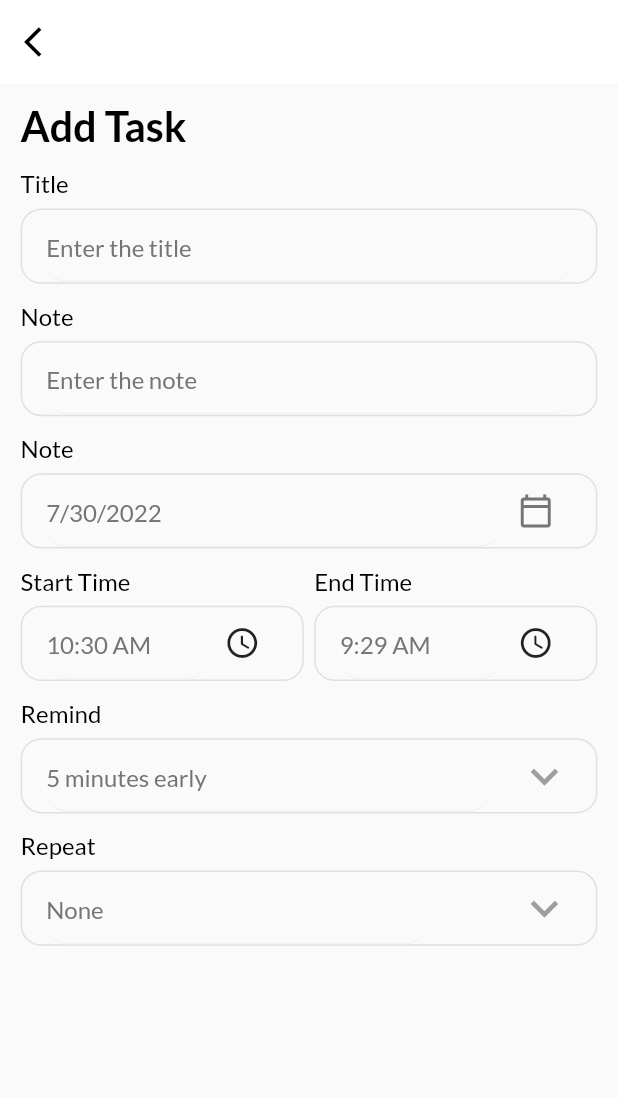
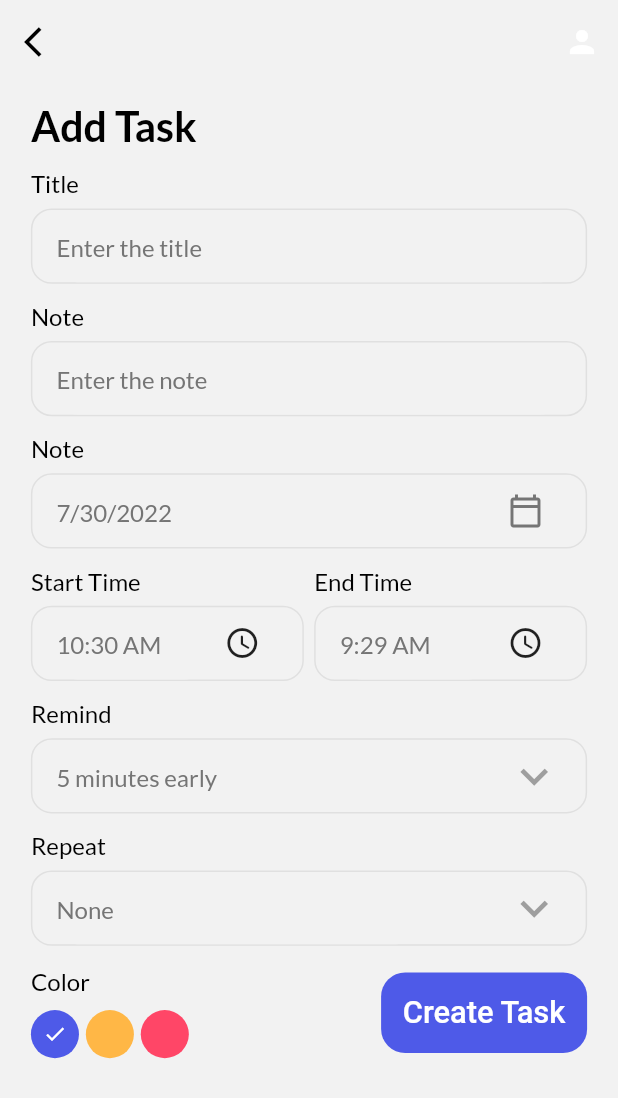
Before and after one commit to ZainNaqvi/Birthday-reminder-sqflite, a Flutter app: the AddTaskBar screen opened directly, on a phone screen of 412 x 824 dp. Shown: the top 1098 px of the screen. Run offline on Flutter 3.47's test engine with Material 2 defaults, Android fonts, the phone set to English and light mode, and no system bars; our stand-ins replace date_picker_timeline, flutter_local_notifications, flutter_screenutil, get, get_storage, google_fonts and 1 more; accounts and stored records are empty.

Commit message:
Fixes ui bugs

```diff
--- a/lib/ui/add_task_page.dart
+++ b/lib/ui/add_task_page.dart
@@ -1,5 +1,6 @@
 import 'package:example_todo_sqflite/themes.dart';
 import 'package:example_todo_sqflite/ui/constants.dart';
+import 'package:example_todo_sqflite/ui/widgets/button_dart.dart';
 import 'package:example_todo_sqflite/ui/widgets/text_field_widget.dart';
 import 'package:flutter/material.dart';
 import 'package:flutter_screenutil/flutter_screenutil.dart';
@@ -31,13 +32,14 @@ class _AddTaskBarState extends State<AddTaskBar> {
     "Weekly",
     "Monthly",
   ];
-
+  int _selectedIndex = 0;
   @override
   Widget build(BuildContext context) {
     return Scaffold(
+      backgroundColor: Theme.of(context).backgroundColor,
       appBar: _appBar(),
       body: Container(
-        padding: EdgeInsets.only(left: 12.w, right: 12.w, top: 10.h),
+        padding: EdgeInsets.only(left: 18.w, right: 18.w, top: 10.h),
         child: SingleChildScrollView(
           physics: BouncingScrollPhysics(),
           child: Column(
@@ -132,7 +134,10 @@ class _AddTaskBarState extends State<AddTaskBar> {
                         .map<DropdownMenuItem<String>>((String value) {
                       return DropdownMenuItem<String>(
                         value: value.toString(),
-                        child: Text(value.toString()),
+                        child: Text(
+                          value,
+                          style: TextStyle(color: Colors.grey),
+                        ),
                       );
                     }).toList(),
                     icon: Icon(Icons.keyboard_arrow_down, color: Colors.grey),
@@ -140,10 +145,63 @@ class _AddTaskBarState extends State<AddTaskBar> {
                           _selectRepeat = value!;
                         })),
               ),
+
+              // select bottom color
+              SizedBox(height: 12.h),
+              Row(
+                crossAxisAlignment: CrossAxisAlignment.center,
+                mainAxisAlignment: MainAxisAlignment.spaceBetween,
+                children: [
+                  _colorPallete(),
+                  MyButton(lable: "Create Task"),
+                ],
+              ),
             ],
           ),
         ),
       ),
+    );
+  }
+
+  Column _colorPallete() {
+    return Column(
+      crossAxisAlignment: CrossAxisAlignment.start,
+      children: [
+        Text(
+          "Color",
+          style: textHeadingStyle,
+        ),
+        SizedBox(height: 8.h),
+        Wrap(
+          children: List<Widget>.generate(
+              3,
+              (index) => GestureDetector(
+                    onTap: () {
+                      setState(() {
+                        _selectedIndex = index;
+                      });
+                    },
+                    child: Padding(
+                      padding: EdgeInsets.only(right: 4.w),
+                      child: CircleAvatar(
+                        child: _selectedIndex == index
+                            ? Icon(
+                                Icons.done,
+                                color: Colors.white,
+                                size: 14.sp,
+                              )
+                            : Container(),
+                        backgroundColor: index == 0
+                            ? bluishClr
+                            : index == 1
+                                ? yellowClr
+                                : pickClr,
+                        radius: 14.r,
+                      ),
+                    ),
+                  )),
+        ),
+      ],
     );
   }
 
@@ -193,7 +251,7 @@ class _AddTaskBarState extends State<AddTaskBar> {
   AppBar _appBar() {
     return AppBar(
       elevation: 0,
-      backgroundColor: Get.isDarkMode ? darkgreyClr : Colors.white,
+      backgroundColor: Theme.of(context).backgroundColor,
       leading: IconButton(
         onPressed: () {
           Get.back();
--- a/lib/ui/widgets/text_field_widget.dart
+++ b/lib/ui/widgets/text_field_widget.dart
@@ -39,6 +39,7 @@ class MyTextField extends StatelessWidget {
               ),
             ),
             child: Row(
+              crossAxisAlignment: CrossAxisAlignment.center,
               children: [
                 Expanded(
                   child: TextFormField(
@@ -59,7 +60,9 @@ class MyTextField extends StatelessWidget {
                   ),
                 ),
                 widget == null
-                    ? Container()
+                    ? Container(
+                        height: 0.0,
+                      )
                     : Container(
                         child: widget,
                       ),
```
